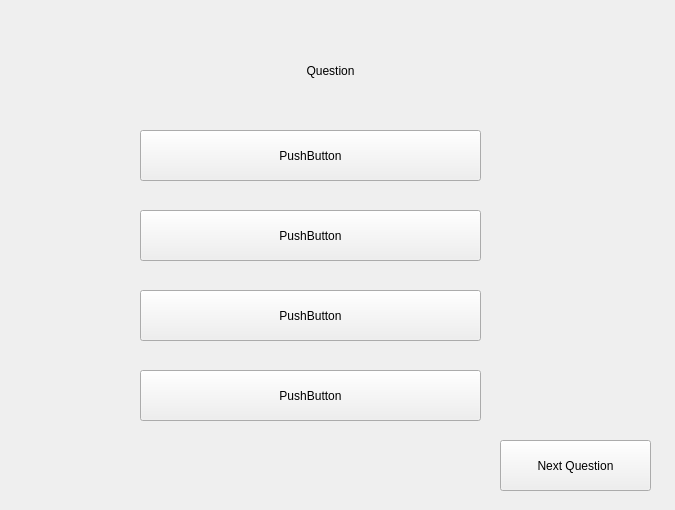
The window that AsiaTravelGuide/quiz.ui (bestcreator01/asia-travel-guide) describes before a commit, drawn with Qt 5.
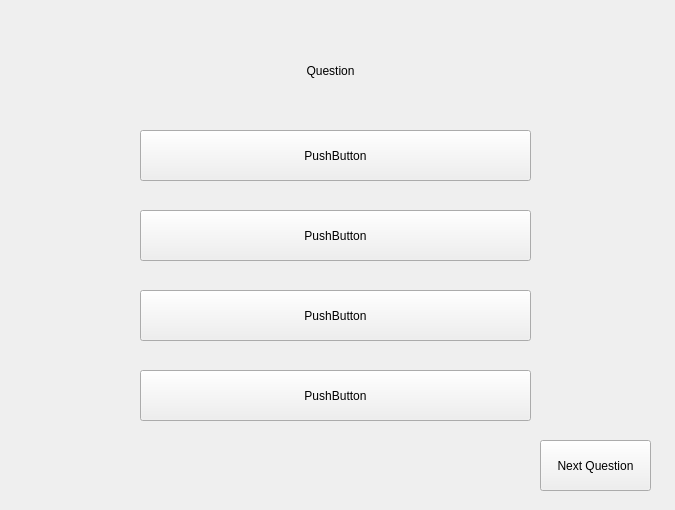
The same window after the commit.

Commit message:
finish mostly all of the Quiz functionality
finish next button!

Diff of the .ui file:
```diff
--- a/AsiaTravelGuide/quiz.ui
+++ b/AsiaTravelGuide/quiz.ui
@@ -18,7 +18,7 @@
     <rect>
      <x>140</x>
      <y>130</y>
-     <width>341</width>
+     <width>391</width>
      <height>51</height>
     </rect>
    </property>
@@ -47,7 +47,7 @@
     <rect>
      <x>140</x>
      <y>210</y>
-     <width>341</width>
+     <width>391</width>
      <height>51</height>
     </rect>
    </property>
@@ -60,7 +60,7 @@
     <rect>
      <x>140</x>
      <y>290</y>
-     <width>341</width>
+     <width>391</width>
      <height>51</height>
     </rect>
    </property>
@@ -73,7 +73,7 @@
     <rect>
      <x>140</x>
      <y>370</y>
-     <width>341</width>
+     <width>391</width>
      <height>51</height>
     </rect>
    </property>
@@ -84,9 +84,9 @@
   <widget class="QPushButton" name="nextButton">
    <property name="geometry">
     <rect>
-     <x>500</x>
+     <x>540</x>
      <y>440</y>
-     <width>151</width>
+     <width>111</width>
      <height>51</height>
     </rect>
    </property>
```
The commit also changes 4 other files.
